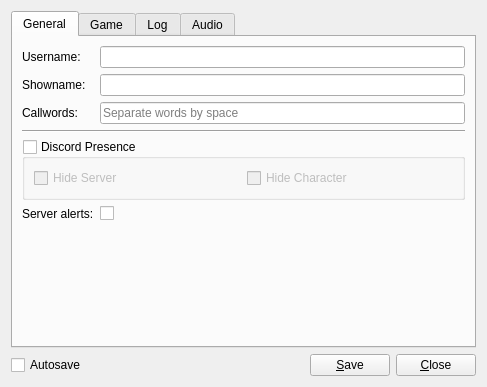
Above: res/ui/config_panel.ui from lambdcalculus/AO2-Client before the change. Below: the same form after it.
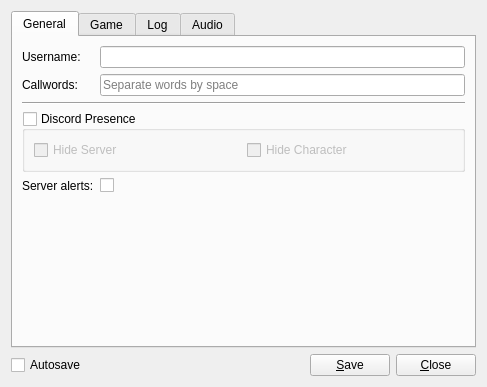
That is the form after the change. The open tabs and pages were chosen to show the change.

Commit message: Moved showname to game tab of the cfg panel

The edit to the form file:
```diff
--- a/res/ui/config_panel.ui
+++ b/res/ui/config_panel.ui
@@ -47,16 +47,6 @@
         <widget class="QLineEdit" name="username"/>
        </item>
        <item row="1" column="0">
-        <widget class="QLabel" name="showname_label">
-         <property name="text">
-          <string>Showname:</string>
-         </property>
-        </widget>
-       </item>
-       <item row="1" column="1">
-        <widget class="QLineEdit" name="showname"/>
-       </item>
-       <item row="2" column="0">
         <widget class="QLabel" name="callwords_label">
          <property name="text">
           <string>Callwords:</string>
@@ -66,21 +56,21 @@
          </property>
         </widget>
        </item>
-       <item row="2" column="1">
+       <item row="1" column="1">
         <widget class="QLineEdit" name="callwords">
          <property name="placeholderText">
           <string>Separate words by space</string>
          </property>
         </widget>
        </item>
-       <item row="3" column="0" colspan="2">
+       <item row="2" column="0" colspan="2">
         <widget class="Line" name="line_3">
          <property name="orientation">
           <enum>Qt::Horizontal</enum>
          </property>
         </widget>
        </item>
-       <item row="4" column="0" colspan="2">
+       <item row="3" column="0" colspan="2">
         <widget class="QGroupBox" name="discord_presence">
          <property name="sizePolicy">
           <sizepolicy hsizetype="Preferred" vsizetype="Preferred">
@@ -118,14 +108,14 @@
          </layout>
         </widget>
        </item>
-       <item row="5" column="0">
+       <item row="4" column="0">
         <widget class="QLabel" name="server_alerts_label">
          <property name="text">
           <string>Server alerts:</string>
          </property>
         </widget>
        </item>
-       <item row="5" column="1">
+       <item row="4" column="1">
         <widget class="QCheckBox" name="server_alerts">
          <property name="sizePolicy">
           <sizepolicy hsizetype="Minimum" vsizetype="Minimum">
@@ -237,7 +227,7 @@
         </widget>
        </item>
        <item row="4" column="0">
-        <widget class="QLabel" name="always_pre_label">
+        <widget class="QLabel" name="showname_label">
          <property name="text">
           <string>Always-anim:</string>
          </property>
@@ -247,20 +237,7 @@
         </widget>
        </item>
        <item row="4" column="1">
-        <widget class="QCheckBox" name="always_pre">
-         <property name="sizePolicy">
-          <sizepolicy hsizetype="Minimum" vsizetype="Minimum">
-           <horstretch>0</horstretch>
-           <verstretch>0</verstretch>
-          </sizepolicy>
-         </property>
-         <property name="text">
-          <string/>
-         </property>
-         <property name="tristate">
-          <bool>false</bool>
-         </property>
-        </widget>
+        <widget class="QLineEdit" name="showname"/>
        </item>
        <item row="5" column="0">
         <widget class="QLabel" name="chat_tick_interval_label">
```
Left out of the diff: 87 changed lines with no effect on the pictures.
